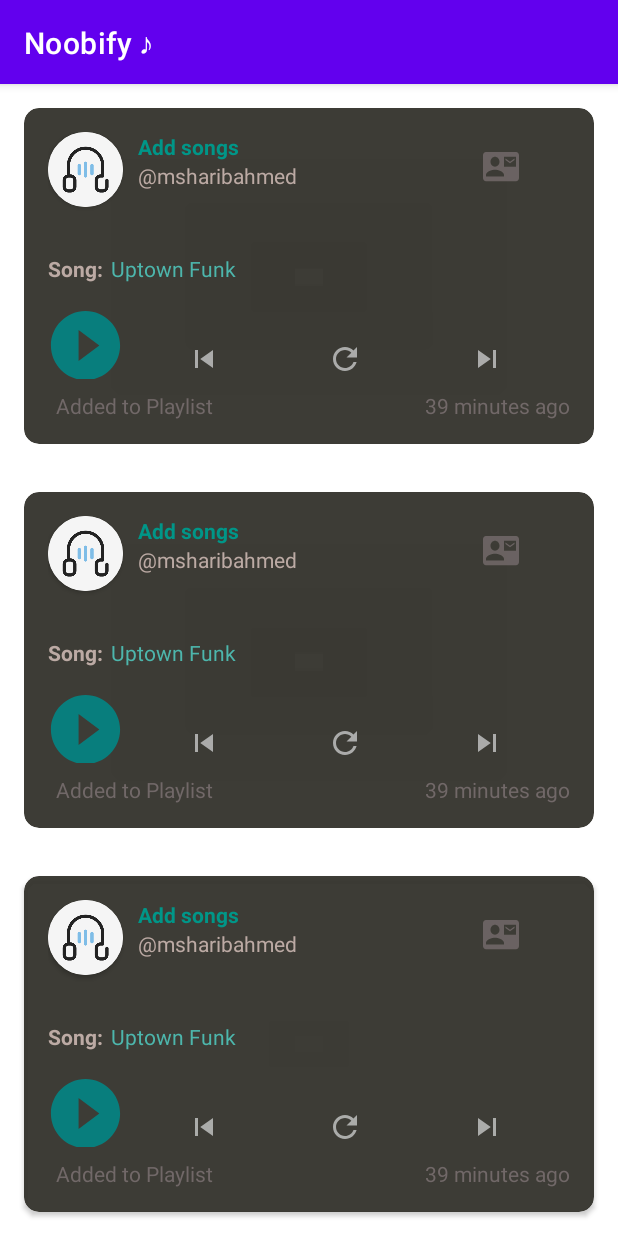
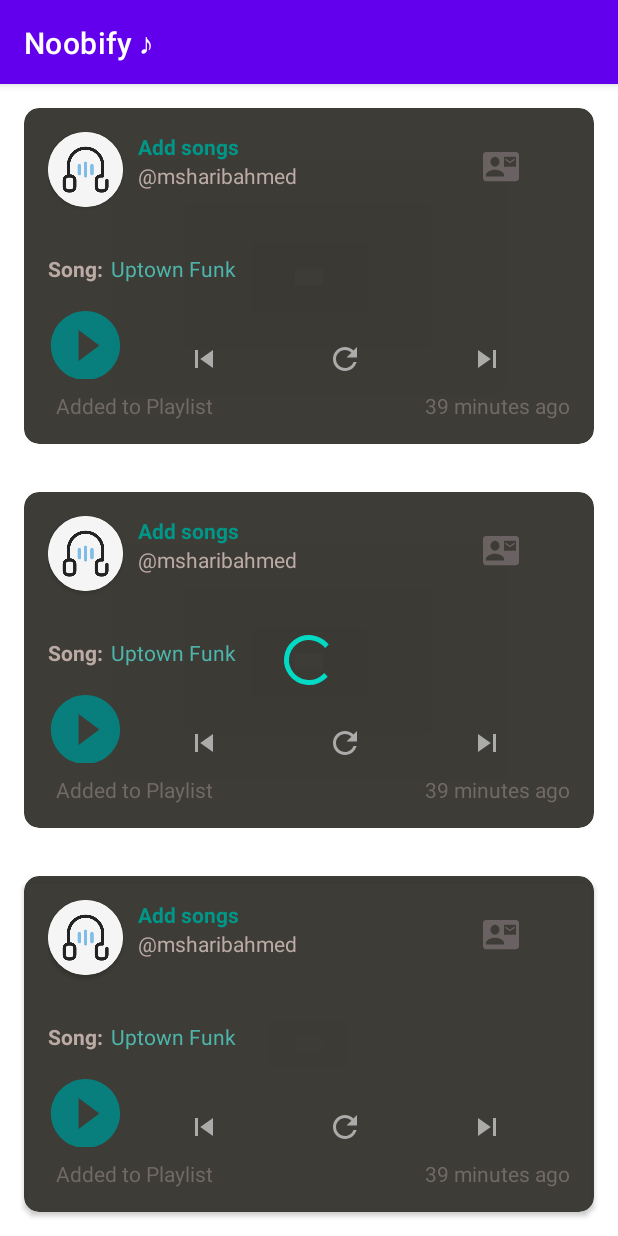
Before and after one commit to msharibahmed/Noobify, an Android app: the screen it shows after launch (MainActivity), on a phone screen of 412 x 824 dp. Run offline under Robolectric (Android 15) with nearby library versions, the phone set to English and light mode, and no system bars.

Commit message:
BUILD: Progress Bar during fetching data

```diff
--- a/app/src/main/res/layout/activity_main.xml
+++ b/app/src/main/res/layout/activity_main.xml
@@ -12,6 +12,14 @@
 
     </androidx.recyclerview.widget.RecyclerView>
 
+    <ProgressBar
+        android:id="@+id/progressBar"
+        android:layout_width="60dp"
+        android:layout_height="60dp"
+        android:layout_centerVertical="true"
+        android:layout_centerHorizontal="true"
+        android:padding="10dp"
+        android:visibility="visible" />
     <!--  <LinearLayout
            android:layout_width="match_parent"
            android:layout_height="match_parent"
```
Lines whose indentation alone changed are shown as unchanged.
